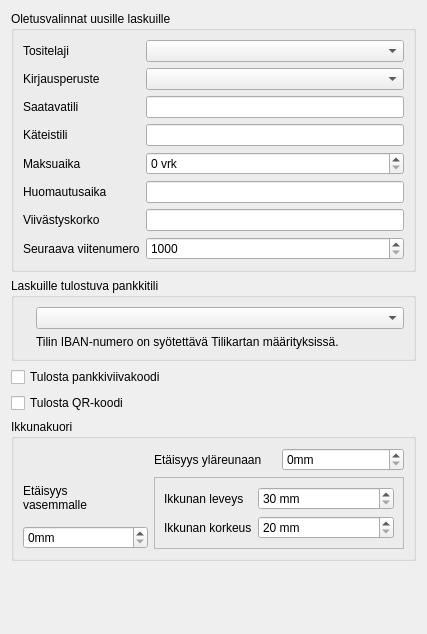
Before: the Qt Designer form kitupiikki/maaritys/laskumaaritys.ui in artoh/kitupiikki, drawn with Qt 5.
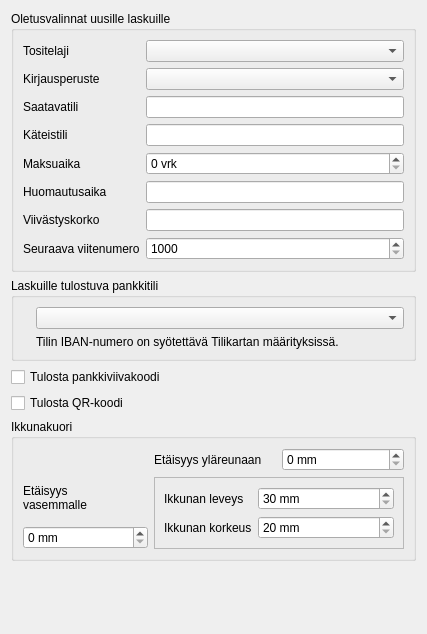
After: the same form once the commit is applied. Custom widgets are drawn as their Qt base class.

Commit message: Väli ennen mm

Diff of the .ui file:
```diff
--- a/kitupiikki/maaritys/laskumaaritys.ui
+++ b/kitupiikki/maaritys/laskumaaritys.ui
@@ -196,7 +196,7 @@
         <item>
          <widget class="QSpinBox" name="ySpin">
           <property name="suffix">
-           <string>mm</string>
+           <string> mm</string>
           </property>
           <property name="prefix">
            <string/>
@@ -220,7 +220,7 @@
         <item>
          <widget class="QSpinBox" name="xSpin">
           <property name="suffix">
-           <string>mm</string>
+           <string> mm</string>
           </property>
           <property name="maximum">
            <number>60</number>
```
